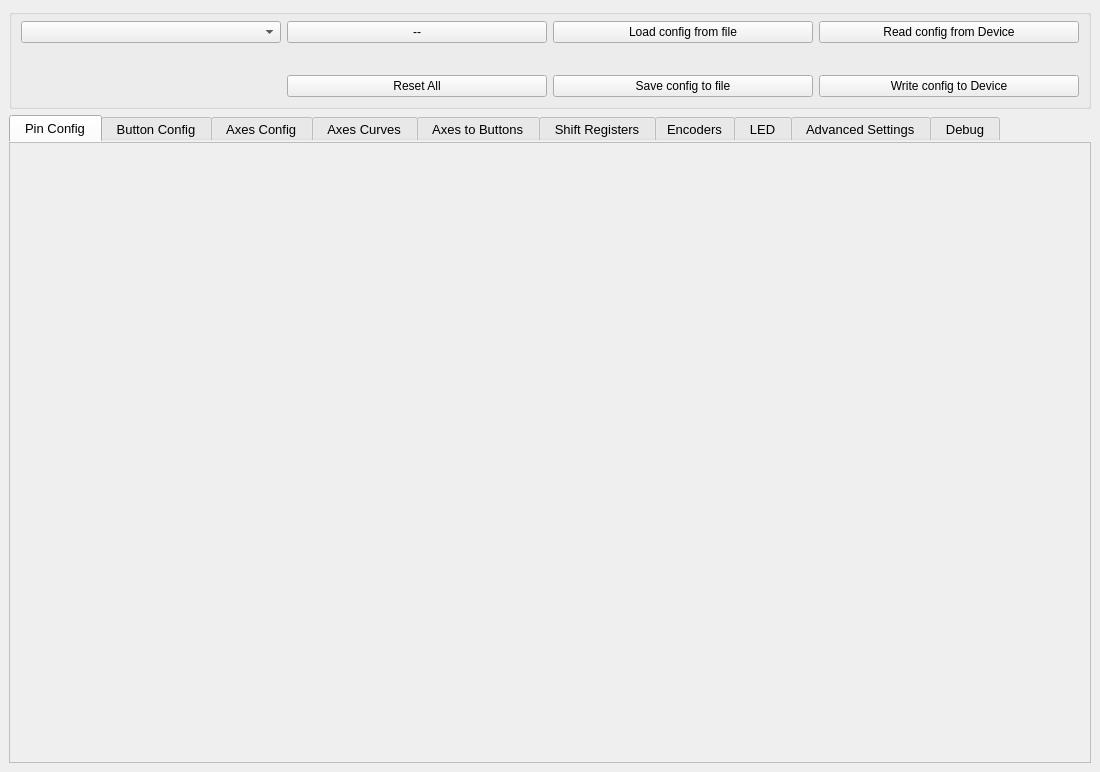
Qt form mainwindow.ui (FreeJoy-Team/FreeJoyConfiguratorQt) before a commit.
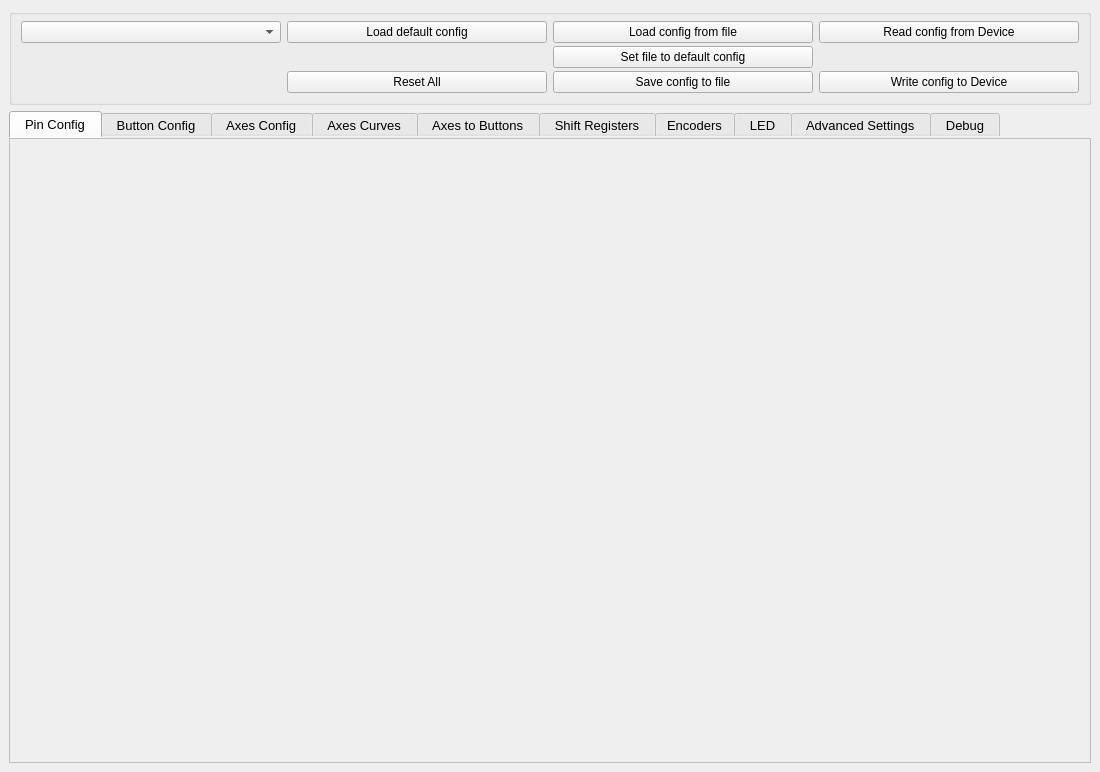
The same form after that commit. Custom widgets are drawn as their Qt base class.

Commit message: add default config

What changed in the file:
```diff
--- a/mainwindow.ui
+++ b/mainwindow.ui
@@ -20,7 +20,7 @@
    <string notr="true">FreeJoy QtConfigurator</string>
   </property>
   <widget class="QWidget" name="centralwidget">
-   <layout class="QVBoxLayout" name="verticalLayout" stretch="3,20">
+   <layout class="QVBoxLayout" name="verticalLayout" stretch="2,20">
     <item>
      <layout class="QGridLayout" name="gridLayout_6" rowstretch="0,0">
       <property name="topMargin">
@@ -37,10 +37,13 @@
         <property name="title">
          <string/>
         </property>
-        <layout class="QGridLayout" name="gridLayout_7" rowstretch="0,0,0,0">
+        <layout class="QGridLayout" name="gridLayout_7" rowstretch="0,0,0">
          <property name="topMargin">
           <number>6</number>
          </property>
+         <property name="verticalSpacing">
+          <number>3</number>
+         </property>
          <item row="0" column="2">
           <widget class="QPushButton" name="pushButton_LoadFromFile">
            <property name="text">
@@ -94,9 +97,9 @@
           </widget>
          </item>
          <item row="0" column="1">
-          <widget class="QPushButton" name="pushButton_SetDefaultConfig">
+          <widget class="QPushButton" name="pushButton_LoadDefaultConfig">
            <property name="text">
-            <string>--</string>
+            <string>Load default config</string>
            </property>
           </widget>
          </item>
@@ -121,6 +124,13 @@
            </property>
           </widget>
          </item>
+         <item row="1" column="2">
+          <widget class="QPushButton" name="pushButton_SetDefaultConfig">
+           <property name="text">
+            <string>Set file to default config</string>
+           </property>
+          </widget>
+         </item>
         </layout>
        </widget>
       </item>
```
The commit also changes 7 other files.
